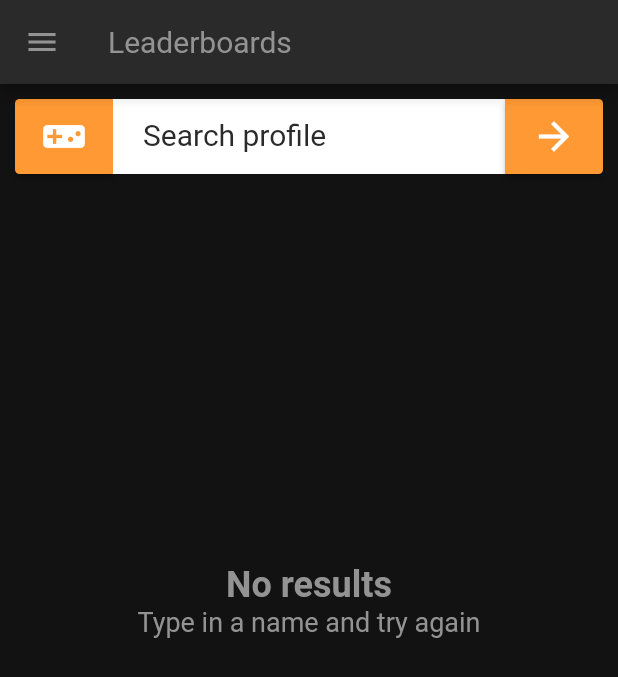
After one commit to Ethirallan/ApexStatsHub-Mobile-App, a Flutter app: the screen it shows after launch, on a phone screen of 412 x 824 dp. The commit adds this screen. Shown: the top 677 px of the screen. Run offline on Flutter 3.47's test engine with Material 2 defaults, Android fonts, the phone set to English and light mode, and no system bars; missing offline and left inert: async_resource.

Commit message:
PlayerDataWidget implemented

```diff
--- a/lib/models/player_data.dart
+++ b/lib/models/player_data.dart
@@ -16,7 +16,7 @@ class PlayerData {
         playerData = PlayerData.fromJson(json);
       },
       cache: FileResource(File('$path/player_data.json')),
-      maxAge: Duration(days: 1),
+      maxAge: Duration(days: 10),
       strategy: CacheStrategy.networkFirst,
     );
 
--- /dev/null
+++ b/lib/pages/leaderboards/apex_player_search_bar.dart
@@ -0,0 +1,99 @@
+import 'package:flutter/material.dart';
+import 'package:apex_stats_hub/my_colors.dart';
+
+class ApexPlayerSearchBar extends StatelessWidget {
+  final Function arrowFunction;
+  final TextEditingController searchBarCtrl;
+  ApexPlayerSearchBar({this.searchBarCtrl, this.arrowFunction});
+
+  Widget orangeBoxWithIconGaming() {
+    return SizedBox(
+      height: 50,
+      width: 50,
+      child: RaisedButton(
+        onPressed: () {},
+        color: MyColors.orange,
+        shape: RoundedRectangleBorder(
+          borderRadius: BorderRadius.only(
+            topLeft: Radius.circular(3),
+            bottomLeft: Radius.circular(3),
+          ),
+        ),
+        child: Icon(Icons.videogame_asset, color: Colors.white, size: 30,),
+      ),
+    );
+  }
+
+  Widget orangeBoxWithIconArrow() {
+    return SizedBox(
+      height: 50,
+      width: 50,
+      child: RaisedButton(
+        onPressed: arrowFunction,
+        color: MyColors.orange,
+        shape: RoundedRectangleBorder(
+          borderRadius: BorderRadius.only(
+            topRight: Radius.circular(3),
+            bottomRight: Radius.circular(3),
+          ),
+        ),
+        child: Icon(Icons.arrow_forward, color: Colors.white, size: 30,),
+      ),
+    );
+  }
+
+  Widget playerSearchBarField(TextEditingController ctrl) {
+    return Container(
+      color: Colors.white,
+      padding: EdgeInsets.only(left: 20),
+      child: TextFormField(
+        style: TextStyle(
+          color: MyColors.darkGrey,
+          fontSize: 20,
+          fontWeight: FontWeight.normal,
+        ),
+        controller: ctrl,
+        decoration: InputDecoration(
+          border: InputBorder.none,
+          hintText: 'Search profile',
+          hintStyle: TextStyle(
+            color: MyColors.grey,
+            fontSize: 20,
+            fontWeight: FontWeight.normal,
+          ),
+        ),
+      ),
+    );
+  }
+
+  @override
+  Widget build(BuildContext context) {
+    return Padding(
+      padding: EdgeInsets.all(10),
+      child: SizedBox(
+        height: 50,
+        child: Container(
+          color: Colors.transparent,
+          child: Row(
+            mainAxisAlignment: MainAxisAlignment.start,
+            crossAxisAlignment: CrossAxisAlignment.stretch,
+            children: <Widget>[
+              Expanded(
+                child: orangeBoxWithIconGaming(),
+                flex: 1,
+              ),
+              Expanded(
+                child: playerSearchBarField(searchBarCtrl),
+                flex: 4,
+              ),
+              Expanded(
+                child: orangeBoxWithIconArrow(),
+                flex: 1,
+              ),
+            ],
+          ),
+        ),
+      ),
+    );
+  }
+}
--- /dev/null
+++ b/lib/pages/leaderboards/player_stats.dart
@@ -0,0 +1,284 @@
+import 'package:flutter/material.dart';
+import 'package:scoped_model/scoped_model.dart';
+import 'package:apex_stats_hub/scoped_models/scoped_player_info.dart';
+import 'package:apex_stats_hub/custom_widgets.dart';
+import 'package:apex_stats_hub/my_colors.dart';
+
+class PlayerStats extends StatelessWidget {
+  @override
+  Widget build(BuildContext context) {
+    return ScopedModelDescendant<ScopedPlayerInfo>(
+      builder: (context, child, model) {
+        if (model.playerData.name == null) {
+          return Container(
+            height: MediaQuery.of(context).size.height,
+            padding: EdgeInsets.only(top:250),
+            child: Column(
+              children: <Widget>[
+                textBold('No results', MyColors.lightGrey, 24),
+                textNormal('Type in a name and try again', MyColors.lightGrey, 18),
+              ],
+            ),
+          );
+        } else {
+          return Card(
+            margin: EdgeInsets.fromLTRB(10, 0, 10, 10),
+            elevation: 4,
+            color: MyColors.grey,
+            child: Container(
+              padding: EdgeInsets.all(10),
+              child: Column(
+                mainAxisAlignment: MainAxisAlignment.start,
+                crossAxisAlignment: CrossAxisAlignment.stretch,
+                children: <Widget>[
+                  Row(
+                    children: <Widget>[
+                      Container(
+                        width: 100,
+                        height: 100,
+                        decoration: BoxDecoration(
+                          border: Border.all(width: 2, color: Colors.white),
+                          shape: BoxShape.circle,
+                          image: DecorationImage(
+                            fit: BoxFit.fill,
+                            image: NetworkImage("https://apextab.com/cache/bdbd3eba26bbf80a56288dc093257349.png")
+                          ),
+                        ),
+                      ),
+                      Padding(
+                        padding: EdgeInsets.only(left: 20, right: 20),
+                        child: textNormal(model.playerData.name, MyColors.orange, 30),
+                      ),
+                      Icon(Icons.laptop_windows, color: Colors.white, size: 30,)
+                    ],
+                  ),
+                  Container(
+                    padding: EdgeInsets.only(top: 20),
+                    child: Column(
+                      mainAxisAlignment: MainAxisAlignment.center,
+                      crossAxisAlignment: CrossAxisAlignment.start,
+                      children: <Widget>[
+                        Padding(
+                          padding: EdgeInsets.only(bottom: 4),
+                          child: textBold('OVERALL STATS', MyColors.orange, 24),
+                        ),
+                        statsRow(
+                          textNormalAlignRight('Kills', MyColors.lightGrey, 20),
+                          textNormal(model.playerData.kills, Colors.white, 20),
+                        ),
+                        statsRow(
+                          textNormalAlignRight('Level', MyColors.lightGrey, 20),
+                          textNormal(model.playerData.level, Colors.white, 20),
+                        ),
+                        statsRow(
+                          textNormalAlignRight('Visits', MyColors.lightGrey, 20),
+                          textNormal(model.playerData.visits, Colors.white, 20),
+                        ),
+                        statsRow(
+                          textNormalAlignRight('Matches', MyColors.lightGrey, 20),
+                          textNormal(model.playerData.matches, Colors.white, 20),
+                        ),
+                      ],
+                    ),
+                  ),
+                  Container(
+                    padding: EdgeInsets.only(top: 20),
+                    child: Column(
+                      mainAxisAlignment: MainAxisAlignment.center,
+                      crossAxisAlignment: CrossAxisAlignment.start,
+                      children: <Widget>[
+                        Padding(
+                          padding: EdgeInsets.only(bottom: 4),
+                          child: textBold('MORE STATS', MyColors.orange, 24),
+                        ),
+                        statsRow(
+                          textNormalAlignRight('Headshots', MyColors.lightGrey, 20),
+                          textNormal(model.playerData.headshots, Colors.white, 20),
+                        ),
+                        statsRow(
+                          textNormalAlignRight('Skill ratio', MyColors.lightGrey, 20),
+                          textNormal(model.playerData.skillratio.toString(), Colors.white, 20),
+                        ),
+                        statsRow(
+                          textNormalAlignRight('Ult time', MyColors.lightGrey, 20),
+                          textNormal(model.playerData.utime, Colors.white, 20),
+                        ),
+                        statsRow(
+                          textNormalAlignRight('Global rank', MyColors.lightGrey, 20),
+                          textNormal(model.playerData.globalrank, Colors.white, 20),
+                        ),
+                        statsRow(
+                          textNormalAlignRight('Legend', MyColors.lightGrey, 20),
+                          textNormal(model.playerData.legend, Colors.white, 20),
+                        ),
+                      ],
+                    ),
+                  ),
+                  Container(
+                    padding: EdgeInsets.only(top: 20),
+                    child: Column(
+                      mainAxisAlignment: MainAxisAlignment.start,
+                      children: <Widget>[
+                        Padding(
+                          padding: EdgeInsets.only(bottom: 4),
+                          child: textBold('CHARACTER STATS', MyColors.orange, 24),
+                        ),
+                        legendDataRow(
+                          'https://arcane-fjord-65313.herokuapp.com/img/Bangalore_Icon.png',
+                          'Bangalore',
+                          model.playerData.kills_Bangalore,
+                          model.playerData.headshots_Bangalore,
+                          model.playerData.matches_Bangalore,
+                          MyColors.orange,
+                        ),
+                        legendDataRow(
+                          'https://arcane-fjord-65313.herokuapp.com/img/Bloodhound_Icon.png',
+                          'Bloodhound',
+                          model.playerData.kills_Bloodhound,
+                          model.playerData.headshots_Bloodhound,
+                          model.playerData.matches_Bloodhound,
+                          MyColors.grey,
+                        ),
+                        legendDataRow(
+                          'https://arcane-fjord-65313.herokuapp.com/img/Caustic_Icon.png',
+                          'Caustic',
+                          model.playerData.kills_Caustic,
+                          model.playerData.headshots_Caustic,
+                          model.playerData.matches_Caustic,
+                          MyColors.orange,
+                        ),
+                        legendDataRow(
+                          'https://arcane-fjord-65313.herokuapp.com/img/Gibraltar_Icon.png',
+                          'Gibraltar',
+                          model.playerData.kills_Gibraltar,
+                          model.playerData.headshots_Gibraltar,
+                          model.playerData.matches_Gibraltar,
+                          MyColors.grey,
+                        ),
+                        legendDataRow(
+                          'https://arcane-fjord-65313.herokuapp.com/img/Lifeline_Icon.png',
+                          'Lifeline',
+                          model.playerData.kills_Lifeline,
+                          model.playerData.headshots_Lifeline,
+                          model.playerData.matches_Lifeline,
+                          MyColors.orange,
+                        ),
+                        legendDataRow(
+                          'https://arcane-fjord-65313.herokuapp.com/img/Mirage_Icon.png',
+                          'Mirage',
+                          model.playerData.kills_Mirage,
+                          model.playerData.headshots_Mirage,
+                          model.playerData.matches_Mirage,
+                          MyColors.grey,
+                        ),
+                        legendDataRow(
+                          'https://arcane-fjord-65313.herokuapp.com/img/Pathfinder_Icon.png',
+                          'Pathfinder',
+                          model.playerData.kills_Pathfinder,
+                          model.playerData.headshots_Pathfinder,
+                          model.playerData.matches_Pathfinder,
+                          MyColors.orange,
+                        ),
+                        legendDataRow(
+                          'https://arcane-fjord-65313.herokuapp.com/img/Wraith_Icon.png',
+                          'Wraith',
+                          model.playerData.kills_Wraith,
+                          model.playerData.headshots_Wraith,
+                          model.playerData.matches_Wraith,
+                          MyColors.grey,
+                        ),
+                      ],
+                    ),
+                  ),
+                ],
+              ),
+            ),
+          );
+        }
+      },
+    );
+  }
+
+  Widget statsRow(Widget label, value) {
+    return Row(
+      children: <Widget>[
+        Expanded(
+          child: label,
+          flex: 1,
+        ),
+        Expanded(
+          child: Padding(
+            padding: EdgeInsets.only(left: 10),
+            child: value,
+          ),
+          flex: 2,
+        ),
+      ],
+    );
+  }
+
+  Widget legendDataRow(String img, legend, kills, headshots, matches, color) {
+    return Container(
+      padding: EdgeInsets.all(8),
+      color: color,
+      child: Row(
+        mainAxisAlignment: MainAxisAlignment.spaceBetween,
+        children: <Widget>[
+          Column(
+            children: <Widget>[
+              Container(
+                width: 100,
+                height: 100,
+                decoration: BoxDecoration(
+                  shape: BoxShape.rectangle,
+                  image: DecorationImage(
+                      fit: BoxFit.fill,
+                      image: NetworkImage(img)
+                  ),
+                ),
+              ),
+              textNormal(legend, Colors.white, 20),
+            ],
+          ),
+          Column(
+            children: <Widget>[
+              Container(
+                width: 30,
+                height: 30,
+                decoration: BoxDecoration(
+                  //shape: BoxShape.rectangle,
+                  image: DecorationImage(
+                      fit: BoxFit.fill,
+                      image: NetworkImage('https://arcane-fjord-65313.herokuapp.com/img/icons8-accuracy-30.png')
+                  ),
+                ),
+              ),
+              Padding(
+                padding: EdgeInsets.only(top: 4),
+                child: textNormal(kills, Colors.white, 20),
+              ),
+            ],
+          ),
+          Column(
+            children: <Widget>[
+              textNormal('Headshots', Colors.white, 20),
+              Padding(
+                padding: EdgeInsets.only(top: 14),
+                child: textNormal(headshots, Colors.white, 20),
+              ),
+            ],
+          ),
+          Column(
+            children: <Widget>[
+              textNormal('Matches', Colors.white, 20),
+              Padding(
+                padding: EdgeInsets.only(top: 14),
+                child: textNormal(matches, Colors.white, 20),
+              ),
+            ],
+          ),
+        ],
+      ),
+    );
+  }
+}
--- a/lib/scoped_models/scoped_player_info.dart
+++ b/lib/scoped_models/scoped_player_info.dart
@@ -1,7 +1,10 @@
 import 'package:scoped_model/scoped_model.dart';
 import 'package:apex_stats_hub/models/player_data.dart';
+import 'package:flutter/material.dart';
 
 class ScopedPlayerInfo extends Model {
+  final TextEditingController searchPlayerCtrl = new TextEditingController();
+
   PlayerData playerData = new PlayerData();
 
   void setData(PlayerData data) {
```
Also changed, not shown: lib/custom_widgets.dart (+14 -97 lines), lib/pages/leaderboards/leaderboards.dart (+8 -31 lines).
